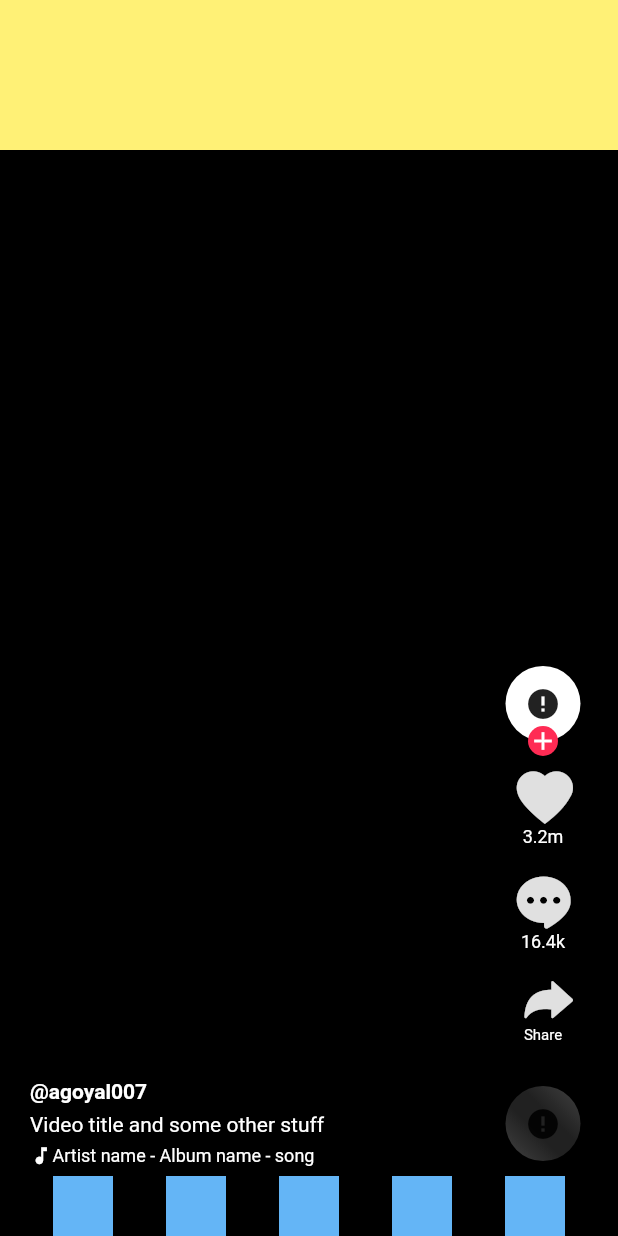
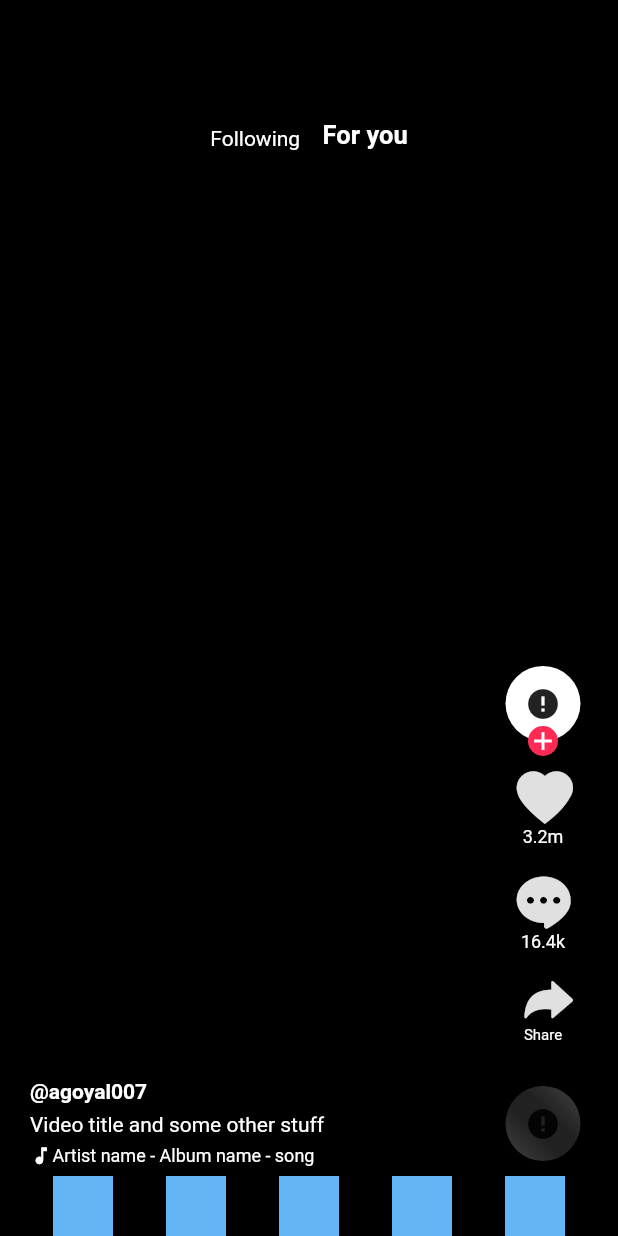
Before and after one commit to ayushgoyal7796/TickTokClone-flutter-ui, a Flutter app: the screen it shows after launch, on a phone screen of 412 x 824 dp. Run offline on Flutter 3.47's test engine with Material 2 defaults, Android fonts, the phone set to English and light mode, and no system bars; drawn by our look-alikes of cached_network_image; network calls fail.

Commit message:
update top_section

```diff
--- a/lib/screens/home/widgets/top_section.dart
+++ b/lib/screens/home/widgets/top_section.dart
@@ -5,7 +5,20 @@ class TopSection extends StatelessWidget {
   Widget build(BuildContext context) {
     return Container(
       height: 100.0,
-      color: Colors.yellow[300],
+      child: Row(
+        mainAxisAlignment: MainAxisAlignment.center,
+        crossAxisAlignment: CrossAxisAlignment.end,
+        children: <Widget>[
+          Text('Following'),
+          SizedBox(
+            width: 15.0,
+          ),
+          Text(
+            'For you',
+            style: TextStyle(fontSize: 17.0, fontWeight: FontWeight.bold),
+          )
+        ],
+      ),
     );
   }
 }
```
